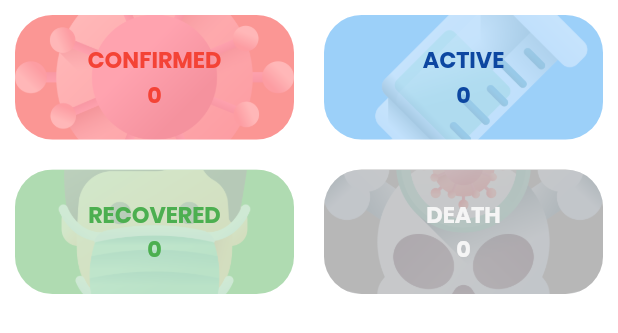
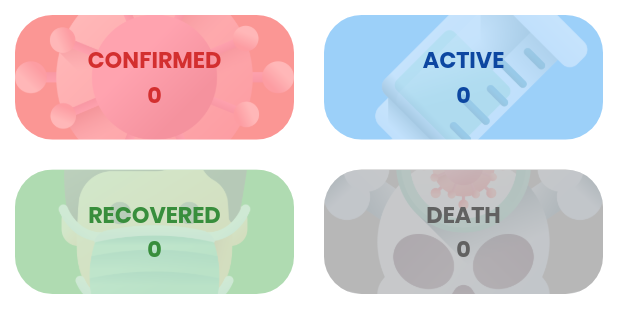
Before and after one commit to swaraj961/Covid-19, a Flutter app: the WorldwidePannel widget shown alone on an empty page, opened directly with empty values, on a phone screen of 412 x 824 dp. Shown: the top 333 px of the screen. Run offline on Flutter 3.47's test engine with Material 2 defaults, Android fonts, the phone set to English and light mode, and no system bars; our stand-ins replace dynamic_theme, pie_chart; network calls fail.

Commit message:
Final UI Changes and Fixed Pie chart error

```diff
--- a/lib/main.dart
+++ b/lib/main.dart
@@ -16,7 +16,9 @@ class Myapp extends StatelessWidget {
           brightness: brightness ==  Brightness.light
                 ? Brightness.light
                 : Brightness.dark,
-          scaffoldBackgroundColor:brightness ==Brightness.dark ? Colors.blueGrey[900] : Colors.white,
+          scaffoldBackgroundColor:brightness ==Brightness.dark ? Colors.blueGrey[900] : Colors.white
+          //Color(0xff80deea)
+          //Color(0xffcfd8dc),
 
 
 
--- a/lib/pannels/worldwide_pannel.dart
+++ b/lib/pannels/worldwide_pannel.dart
@@ -19,7 +19,7 @@ class WorldwidePannel extends StatelessWidget {
 
               panneltittle: 'CONFIRMED',
               pannelcolor: Colors.red.shade100,
-              textcolor: Colors.red,
+              textcolor: Colors.red.shade700,
               count: data['cases'].toString(),
                backimage: DecorationImage(image: AssetImage('images/022-coronavirus.png'),
               colorFilter: ColorFilter.mode(Colors.red.withOpacity(0.40), BlendMode.dstATop) ,fit: BoxFit.fitWidth,
@@ -36,7 +36,7 @@ class WorldwidePannel extends StatelessWidget {
           Statuspannel(
               panneltittle: 'RECOVERED',
               pannelcolor: Colors.green.shade100,
-              textcolor: Colors.green,
+              textcolor: Colors.green.shade700,
               count: data['recovered'].toString(),
               backimage: DecorationImage(image: AssetImage('images/patient.png'),
               colorFilter: ColorFilter.mode(Colors.green.withOpacity(0.20), BlendMode.dstATop) ,fit: BoxFit.fitWidth,
@@ -46,7 +46,7 @@ class WorldwidePannel extends StatelessWidget {
           Statuspannel(
               panneltittle: 'DEATH',
               pannelcolor: Colors.grey.shade400,
-              textcolor: Colors.grey.shade100,
+              textcolor: Colors.grey.shade700,
               count: data['deaths'].toString(),
                backimage: DecorationImage(image: AssetImage('images/dead.png'),
               colorFilter: ColorFilter.mode(Colors.grey.withOpacity(0.20), BlendMode.dstATop) ,fit: BoxFit.fitWidth,
```
Also changed, not shown: lib/homepage.dart (+16 -5 lines), lib/pages/countrystats.dart (+8 -2 lines).
